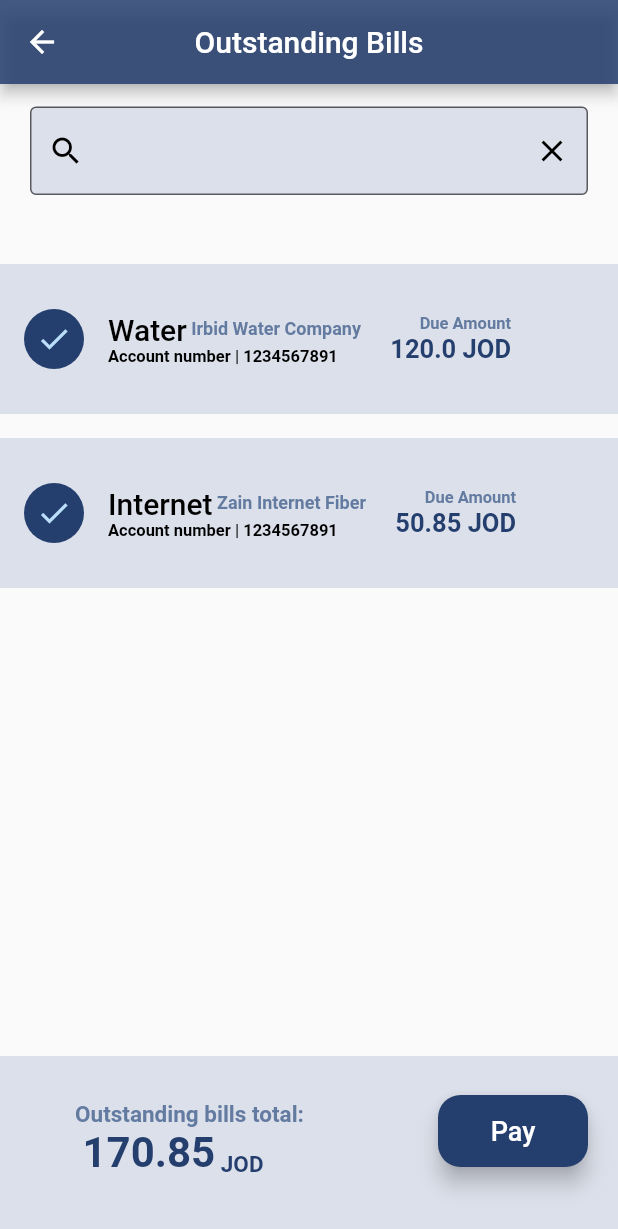
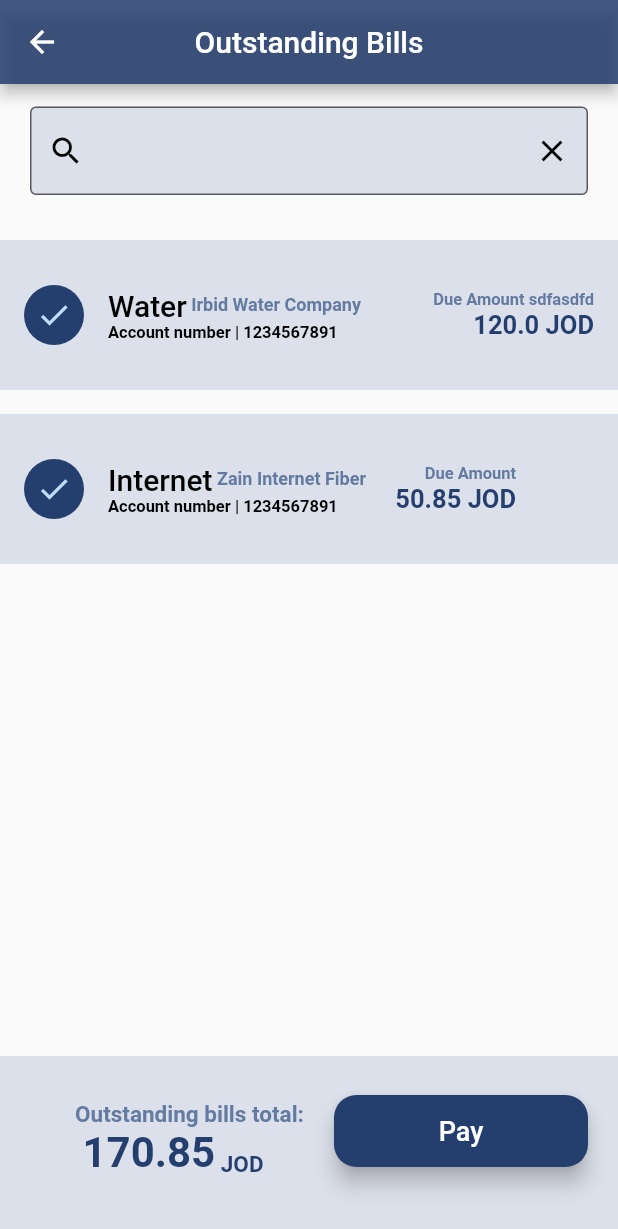
Before and after one commit to LeoSH3170218/payment_application, a Flutter app: the PaymentScreen screen opened by its route, on a phone screen of 412 x 824 dp. Shown: the top 1229 px of the screen. Run offline on Flutter 3.47's test engine with Material 2 defaults, Android fonts, the phone set to English and light mode, and no system bars.

Commit message:
Update payment_screen.dart

```diff
--- a/lib/pages/payment_screen.dart
+++ b/lib/pages/payment_screen.dart
@@ -23,17 +23,10 @@ class _PaymentScreenState extends State<PaymentScreen> {
         backgroundColor: Color.fromRGBO(36, 62, 110, 0.85),
       ),
       body: Container(
-        height: MediaQuery.of(context).size.height,
         child: Column(
             children: [
-              Container(
-                height: 120,
-                child: Column(
-                  children: [
-                    Expanded(
-                      child: SafeArea(
-                        child: Padding(
-                            padding: const EdgeInsets.symmetric(horizontal: 20, vertical: 15),
+              Padding(
+                padding: const EdgeInsets.only(left: 20, right: 20, top: 15, bottom: 30),
                 child: TextField(
                   decoration: InputDecoration(
                     filled: true,
@@ -49,23 +42,11 @@ class _PaymentScreenState extends State<PaymentScreen> {
                       Icons.clear,
                       color: Colors.black,
                     ),
-
-                              ),
-
-
                   ),
                 ),
               ),
-                    ),
-                  ],
-                ),
-              ),
-
-              Row(
-                children: [
               Container(
                     height: 100,
-                    width: MediaQuery.of(context).size.width,
                     decoration: BoxDecoration(
                       color: Color.fromRGBO(220, 224, 234, 1),
                     ),
@@ -119,14 +100,13 @@ class _PaymentScreenState extends State<PaymentScreen> {
                             ),
                           ],
                         ),
-                        Container(
-                          width: 100,
-                          child: Column(
+                        Spacer(),
+                        Column(
                           crossAxisAlignment: CrossAxisAlignment.end,
                           mainAxisAlignment: MainAxisAlignment.center,
                           children: [
                             Text(
-                                "Due Amount",
+                                "Due Amount sdfasdfd",
                                 style: TextStyle(
                                   color: Color.fromRGBO(99, 123, 160, 1),
                                   fontSize: 11,
@@ -145,11 +125,11 @@ class _PaymentScreenState extends State<PaymentScreen> {
                             ),
                           ],
                         ),
+                        SizedBox(
+                          width: 16,
                         ),
                       ],
                     ),
-                  )
-                ],
                   ),
               SizedBox(
                 height: 16,
@@ -247,11 +227,7 @@ class _PaymentScreenState extends State<PaymentScreen> {
                     )
                   ],
                 ),
-
-
               Spacer(),
-
-
               Container(
                 height: 120,
                 width: MediaQuery.of(context).size.width,
@@ -285,7 +261,7 @@ class _PaymentScreenState extends State<PaymentScreen> {
                                 Column(
                                   children: [
                                     Text(
-                                      calc(this.billNum1, this.billNum2).toString(),
+                                      _calc(this.billNum1, this.billNum2).toString(),
                                       style: TextStyle(
                                           color: Color.fromRGBO(36, 62, 110, 1),
                                           fontWeight: FontWeight.bold,
@@ -312,33 +288,28 @@ class _PaymentScreenState extends State<PaymentScreen> {
                         ],
                       ),
                     ),
-                    Container(
-                      width: 120,
+                    Expanded(
+                      child: Container(
                       child: Padding(
-                        padding: const EdgeInsets.only(right: 20),
+                        padding: const EdgeInsets.only(right: 20, left: 20),
                         child: CustomButton(
                             callback: (){},
                             text: "Pay",
                             color: Color.fromRGBO(36, 62, 110, 1)
                         ),
-                      )
+                      ),
+                      ),
                     ),
                   ],
                 ),
-              )
-
-
-
+              ),
             ],
           )
       ),
-
     );
   }
 
-  static double calc(double billNum1, double billNum2) {
+  double _calc(double billNum1, double billNum2) {
     return billNum2 + billNum1;
   }
-
-
 }
```
Lines whose indentation alone changed are shown as unchanged.
